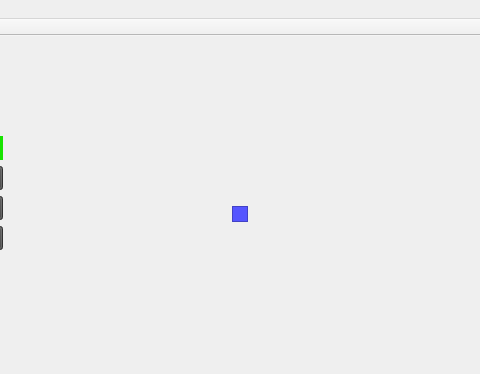
Old version of the form apps/ETMI_Gui/ui_etmi.ui in the repository Institut-clement-ader/ETMI; both pictures show x 98 to 578 and y 0 to 374 of the 800 by 600 pixel window.
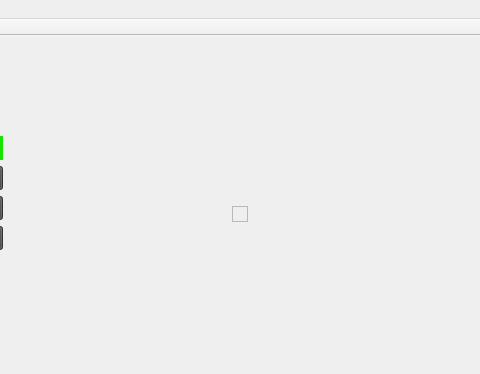
New version of the form.

Commit message: fix and test css variable color

The edit to the form file:
```diff
--- a/apps/ETMI_Gui/ui_etmi.ui
+++ b/apps/ETMI_Gui/ui_etmi.ui
@@ -100,9 +100,7 @@
      </size>
     </property>
     <property name="styleSheet">
-     <string notr="true">QFrame {
- background-color :rgb(85, 85, 255);
-}</string>
+     <string notr="true"/>
     </property>
     <property name="locale">
      <locale language="English" country="UnitedStates"/>
```
The commit also changes 3 other files.
